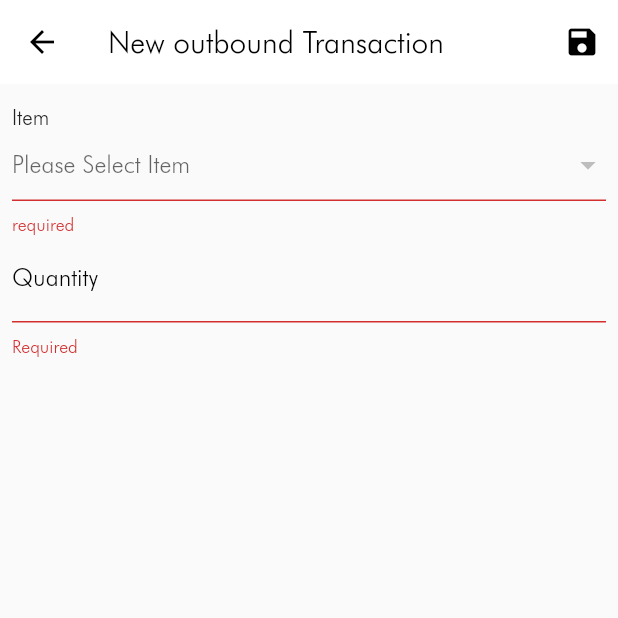
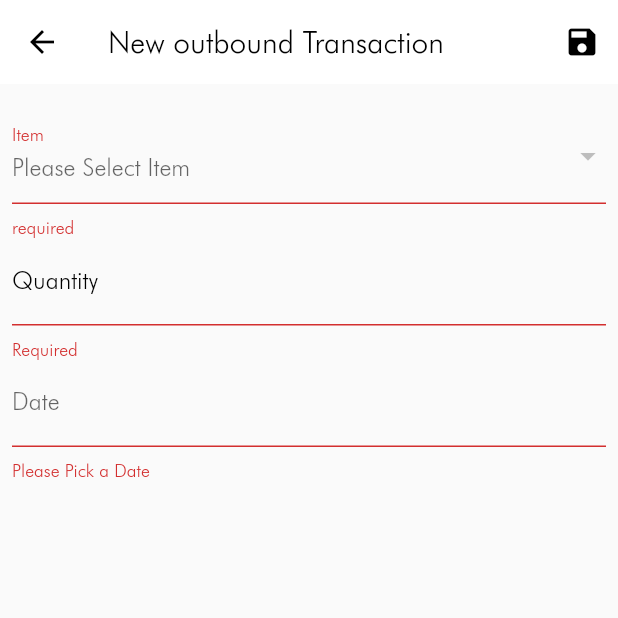
Before and after one commit to moj-al3/sary_assessment, a Flutter app: the AddTransactionDialog screen opened directly, after a tap on the "save" icon, on a phone screen of 412 x 824 dp, the top half of it. Run offline on Flutter 3.47's test engine with Material 2 defaults, Android fonts, the light colour scheme and no system bars; our stand-ins replace flutter_svg, hive, image_picker; accounts and stored records are empty.

Commit message:
added date picker and formater for transaction

```diff
--- a/lib/components/components.dart
+++ b/lib/components/components.dart
@@ -3,5 +3,6 @@ export 'custom_card.dart';
 export 'custom_button.dart';
 export 'custom_text_form_field.dart';
 export 'custom_image_input.dart';
+export 'custom_date_input.dart';
 export 'custom_dropdown_form_field.dart';
 export 'loading_widget.dart';
--- /dev/null
+++ b/lib/components/custom_date_input.dart
@@ -0,0 +1,82 @@
+import 'package:flutter/material.dart';
+import 'package:intl/intl.dart';
+
+class CustomDateInput extends StatefulWidget {
+  final String? label;
+  final TextAlign? fieldTextAlign;
+  final String? initialValue;
+  final Function onSave;
+  final TextEditingController? controller;
+  final TextInputType? keyboardType;
+
+  const CustomDateInput({
+    Key? key,
+    this.label,
+    this.fieldTextAlign,
+    this.initialValue,
+    this.controller,
+    this.keyboardType,
+    required this.onSave,
+  }) : super(key: key);
+
+  @override
+  State<CustomDateInput> createState() => _CustomDateInputState();
+}
+
+class _CustomDateInputState extends State<CustomDateInput> {
+  TextEditingController dateinput = TextEditingController();
+  DateTime? date;
+  @override
+  void initState() {
+    dateinput.text = "";
+    super.initState();
+  }
+
+  @override
+  Widget build(BuildContext context) {
+    return TextFormField(
+      controller: dateinput,
+      decoration: const InputDecoration(
+        labelText: "Date",
+      ),
+      readOnly: true,
+      onTap: pickDate,
+      onSaved: (value) => widget.onSave(date),
+      validator: (String? value) {
+        if (value == null || value.isEmpty) return "Please Pick a Date";
+        return null;
+      },
+    );
+  }
+
+  Future<void> pickDate() async {
+    TimeOfDay? pickedTime;
+    DateTime? pickedDate;
+
+    pickedDate = await showDatePicker(
+      context: context,
+      initialDate: DateTime.now(),
+      firstDate: DateTime(2000),
+      lastDate: DateTime(2101),
+    );
+    if (pickedDate != null) {
+      pickedTime = await showTimePicker(
+        context: context,
+        initialTime: TimeOfDay.now(),
+      );
+    }
+    if (pickedDate != null && pickedTime != null) {
+      date = pickedDate = DateTime(pickedDate.year, pickedDate.month,
+          pickedDate.day, pickedTime.hour, pickedTime.minute);
+      String formattedDate = DateFormat('yyyy-MM-dd hh:mm a').format(date!);
+      setState(() {
+        dateinput.text = formattedDate;
+      });
+    } else {
+      date = null;
+      setState(() {
+        dateinput.text = "";
+      });
+    }
+  }
+}
--- a/lib/components/custom_dropdown_form_field.dart
+++ b/lib/components/custom_dropdown_form_field.dart
@@ -53,12 +53,8 @@ class _CustomDropDownFormFieldState<T>
     return Column(
       crossAxisAlignment: CrossAxisAlignment.start,
       children: [
-        CustomText(
-          widget.label,
-          fontSize: 14,
-          color: Colors.grey.shade900,
-        ),
         DropdownButtonFormField<T>(
+          decoration: InputDecoration(label: Text(widget.label)),
           hint: const Text("Please Select Item"),
           validator: (str) => widget.validator(str),
           onSaved: (item) => widget.onSave(item),
--- a/lib/models/transaction.dart
+++ b/lib/models/transaction.dart
@@ -14,7 +14,7 @@ class Transaction {
   @HiveField(3)
   final int quantity;
   @HiveField(4)
-  final String date;
+  final DateTime date;
 
   Transaction({
     required this.id,
--- a/lib/providers/transactions_provider.dart
+++ b/lib/providers/transactions_provider.dart
@@ -10,7 +10,7 @@ class TransactionsProvider with ChangeNotifier {
     required String type,
     required Item item,
     required int quantity,
-    required String date,
+    required DateTime date,
   }) async {
     //add dummy data to reserve a key to be used for the item as id
     int id = await box.add("");
--- a/lib/screens/items/dialog/add_item_dialog.dart
+++ b/lib/screens/items/dialog/add_item_dialog.dart
@@ -16,7 +16,7 @@ class AddItemDialog extends StatelessWidget {
         elevation: 0,
         backgroundColor: Colors.white,
         foregroundColor: Colors.black,
-        title: const Text('Add New Item'),
+        title: const Text('New Item'),
         actions: [
           IconButton(
             onPressed: () async {
@@ -42,6 +42,7 @@ class AddItemDialog extends StatelessWidget {
         padding: const EdgeInsets.symmetric(horizontal: 8, vertical: 16),
         child: Form(
           key: _formKey,
+          child: SingleChildScrollView(
             child: Column(
               children: [
                 CustomImageInput(
@@ -94,6 +95,7 @@ class AddItemDialog extends StatelessWidget {
                 ),
                 CustomTextFormField(
                   label: 'Price',
+                  keyboardType: TextInputType.numberWithOptions(decimal: true),
                   onSave: (String value) {
                     price = double.parse(value);
                   },
@@ -109,6 +111,7 @@ class AddItemDialog extends StatelessWidget {
             ),
           ),
         ),
+      ),
     );
   }
 }
--- a/lib/screens/transactions/components/floating_area.dart
+++ b/lib/screens/transactions/components/floating_area.dart
@@ -1,9 +1,6 @@
 import 'package:flutter/material.dart';
 import 'package:flutter_svg/flutter_svg.dart';
-import 'package:provider/provider.dart';
 import 'package:sary_assessment/components/components.dart';
-import 'package:sary_assessment/models/item.dart';
-import 'package:sary_assessment/providers/transactions_provider.dart';
 import 'package:sary_assessment/screens/transactions/dialog/add_transaction_dialog.dart';
 
 class FloatingArea extends StatelessWidget {
--- a/lib/screens/transactions/components/transaction_card.dart
+++ b/lib/screens/transactions/components/transaction_card.dart
@@ -1,5 +1,6 @@
 import 'package:flutter/material.dart';
 import 'package:flutter_svg/svg.dart';
+import 'package:intl/intl.dart';
 import 'package:sary_assessment/components/components.dart';
 import 'package:sary_assessment/constants.dart';
 import 'package:sary_assessment/models/transaction.dart';
@@ -91,7 +92,7 @@ class TransactionCard extends StatelessWidget {
                 ),
                 const SizedBox(height: 29),
                 Text(
-                  transaction.date,
+                  DateFormat('yyyy-MM-dd').format(transaction.date),
                   textAlign: TextAlign.right,
                   style: const TextStyle(
                     color: xnormalFontColor,
--- a/lib/screens/transactions/components/transaction_details_card.dart
+++ b/lib/screens/transactions/components/transaction_details_card.dart
@@ -2,6 +2,7 @@ import 'dart:io';
 
 import 'package:flutter/material.dart';
 import 'package:flutter_svg/svg.dart';
+import 'package:intl/intl.dart';
 import 'package:sary_assessment/constants.dart';
 import 'package:sary_assessment/models/item.dart';
 import 'package:sary_assessment/models/transaction.dart';
@@ -88,14 +89,14 @@ class TransactionDetailsCard extends StatelessWidget {
                 children: [
                   Badge(
                     title: "Date",
-                    value: transaction.date,
+                    value: DateFormat('yyyy-MM-dd').format(transaction.date),
                   ),
                   const SizedBox(
                     width: 24,
                   ),
                   Badge(
                     title: "Time",
-                    value: transaction.date,
+                    value: DateFormat('hh:mm a').format(transaction.date),
                   ),
                 ],
               ),
--- a/lib/screens/transactions/dialog/add_transaction_dialog.dart
+++ b/lib/screens/transactions/dialog/add_transaction_dialog.dart
@@ -17,6 +17,7 @@ class AddTransactionDialog extends StatelessWidget {
     final GlobalKey<FormState> _formKey = GlobalKey<FormState>();
     int quantity = 0;
     Item? selectedItem;
+    DateTime? selectedDate;
     return Scaffold(
       appBar: AppBar(
         elevation: 0,
@@ -33,7 +34,7 @@ class AddTransactionDialog extends StatelessWidget {
                   type: type,
                   item: selectedItem!,
                   quantity: quantity,
-                  date: "date",
+                  date: selectedDate!,
                 );
                 Navigator.pop(context);
               }
@@ -46,6 +47,7 @@ class AddTransactionDialog extends StatelessWidget {
         padding: const EdgeInsets.symmetric(horizontal: 8, vertical: 16),
         child: Form(
           key: _formKey,
+          child: SingleChildScrollView(
             child: Column(
               children: [
                 CustomDropDownFormField<Item>(
@@ -62,6 +64,7 @@ class AddTransactionDialog extends StatelessWidget {
                 ),
                 CustomTextFormField(
                   label: 'Quantity',
+                  keyboardType: TextInputType.number,
                   onSave: (String value) {
                     quantity = int.parse(value);
                   },
@@ -73,10 +76,11 @@ class AddTransactionDialog extends StatelessWidget {
                     return null;
                   },
                 ),
-              const SizedBox(
-                height: 6,
+                CustomDateInput(onSave: (value) {
+                  selectedDate = value;
+                })
+              ],
             ),
-            ],
           ),
         ),
       ),
--- a/pubspec.yaml
+++ b/pubspec.yaml
@@ -40,6 +40,7 @@ dependencies:
   path_provider: ^2.0.8
   image_picker: ^0.8.4+4
   path: ^1.8.0
+  intl: ^0.17.0
 
 dev_dependencies:
   flutter_test:
```
Also changed, not shown: lib/components/custom_image_input.dart (+15 -25 lines), lib/main.dart (line endings or trailing spaces), lib/models/transaction.g.dart, pubspec.lock. Lines whose indentation alone changed are shown as unchanged.
